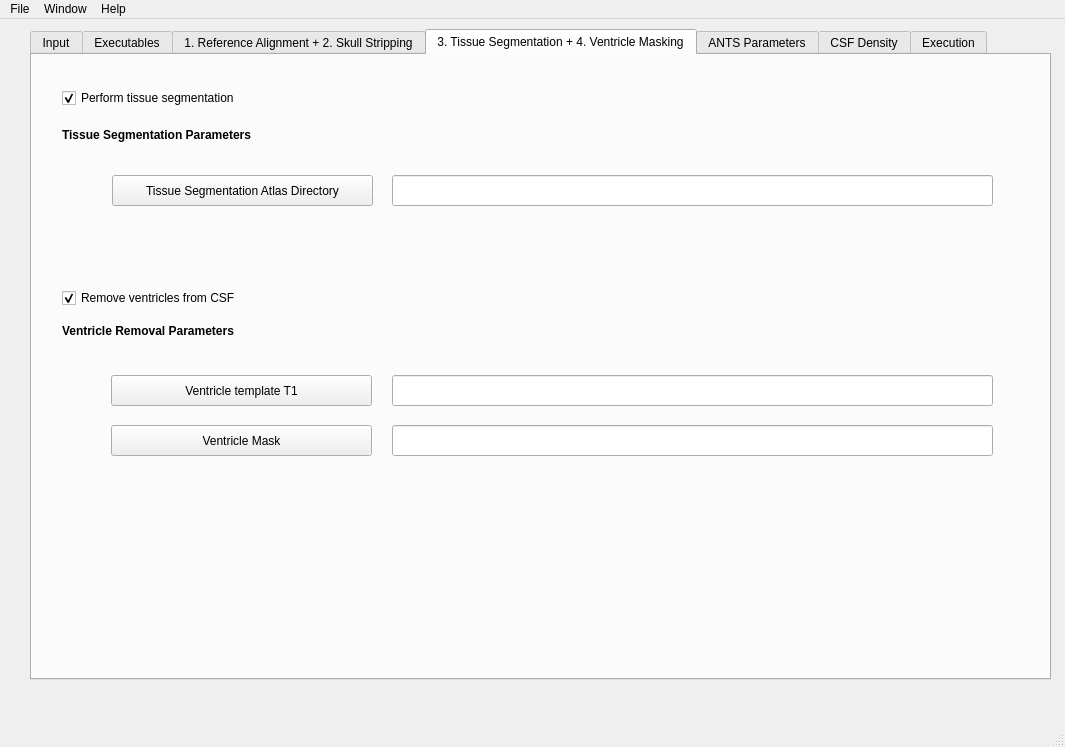
This is src/app/csfwindow.ui in NIRALUser/auto_EACSF as Qt 5 draws it before an edit. The edited form follows.
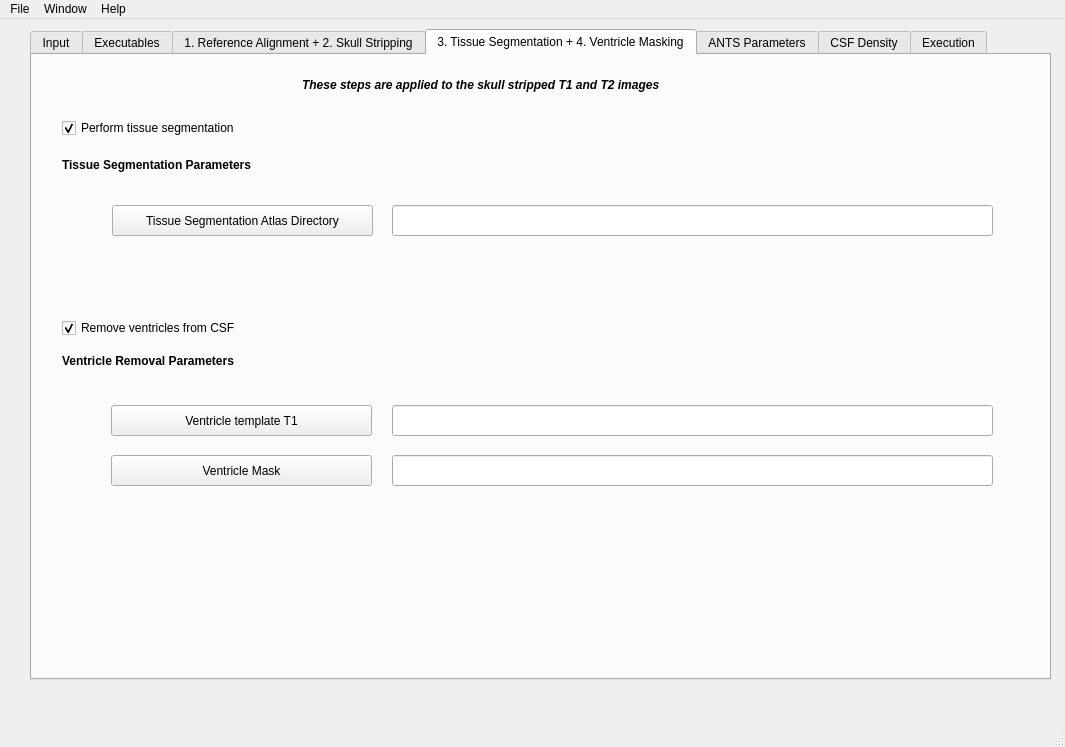
This is the edited form.

Patch:
```diff
--- a/src/app/csfwindow.ui
+++ b/src/app/csfwindow.ui
@@ -558,7 +558,7 @@
       <property name="geometry">
        <rect>
         <x>30</x>
-        <y>30</y>
+        <y>60</y>
         <width>241</width>
         <height>26</height>
        </rect>
@@ -574,7 +574,7 @@
       <property name="geometry">
        <rect>
         <x>30</x>
-        <y>70</y>
+        <y>100</y>
         <width>271</width>
         <height>21</height>
        </rect>
@@ -593,7 +593,7 @@
       <property name="geometry">
        <rect>
         <x>360</x>
-        <y>120</y>
+        <y>150</y>
         <width>601</width>
         <height>31</height>
        </rect>
@@ -603,7 +603,7 @@
       <property name="geometry">
        <rect>
         <x>80</x>
-        <y>120</y>
+        <y>150</y>
         <width>261</width>
         <height>31</height>
        </rect>
@@ -616,7 +616,7 @@
       <property name="geometry">
        <rect>
         <x>79</x>
-        <y>320</y>
+        <y>350</y>
         <width>261</width>
         <height>31</height>
        </rect>
@@ -629,7 +629,7 @@
       <property name="geometry">
        <rect>
         <x>30</x>
-        <y>260</y>
+        <y>290</y>
         <width>211</width>
         <height>31</height>
        </rect>
@@ -648,7 +648,7 @@
       <property name="geometry">
        <rect>
         <x>30</x>
-        <y>230</y>
+        <y>260</y>
         <width>371</width>
         <height>26</height>
        </rect>
@@ -664,7 +664,7 @@
       <property name="geometry">
        <rect>
         <x>360</x>
-        <y>320</y>
+        <y>350</y>
         <width>601</width>
         <height>31</height>
        </rect>
@@ -674,7 +674,7 @@
       <property name="geometry">
        <rect>
         <x>79</x>
-        <y>370</y>
+        <y>400</y>
         <width>261</width>
         <height>31</height>
        </rect>
@@ -687,12 +687,32 @@
       <property name="geometry">
        <rect>
         <x>360</x>
-        <y>370</y>
+        <y>400</y>
         <width>601</width>
         <height>31</height>
        </rect>
       </property>
      </widget>
+     <widget class="QLabel" name="label_2">
+      <property name="geometry">
+       <rect>
+        <x>270</x>
+        <y>20</y>
+        <width>431</width>
+        <height>20</height>
+       </rect>
+      </property>
+      <property name="font">
+       <font>
+        <weight>75</weight>
+        <italic>true</italic>
+        <bold>true</bold>
+       </font>
+      </property>
+      <property name="text">
+       <string>These steps are applied to the skull stripped T1 and T2 images</string>
+      </property>
+     </widget>
     </widget>
     <widget class="QWidget" name="tab_ANTSregistration">
      <attribute name="title">
```
